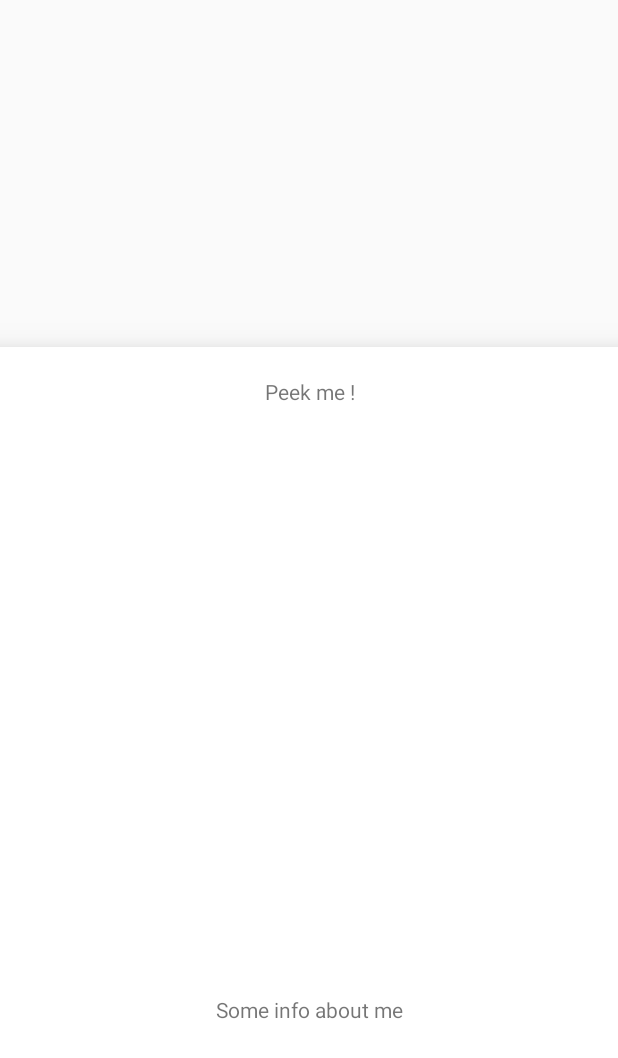
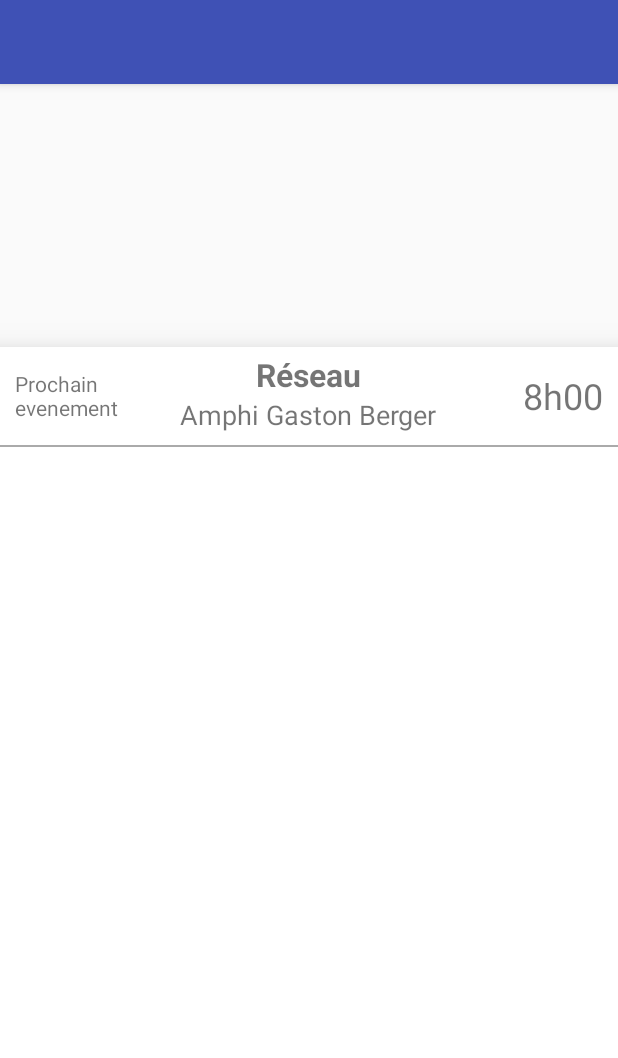
Before and after one commit to lhexanome/Agenda-3000, an Android app: the layout activity_main.xml on its own in the app's theme, with its tools: preview values and no code run, on a phone screen of 412 x 824 dp. Shown: the top 1058 px of the screen. Run offline under Robolectric (Android 15) with nearby library versions, the phone set to English and light mode, and no system bars.

Commit message:
Complete bottom sheet Add navigation drawer (the swipe works but not the button)

```diff
--- a/app/src/main/java/lhexanome/agenda3000/MainActivity.java
+++ b/app/src/main/java/lhexanome/agenda3000/MainActivity.java
@@ -1,28 +1,57 @@
 package lhexanome.agenda3000;
 
 import android.os.Bundle;
+import android.support.annotation.Nullable;
 import android.support.design.widget.BottomSheetBehavior;
+import android.support.v4.widget.DrawerLayout;
+import android.support.v7.app.ActionBarDrawerToggle;
 import android.support.v7.app.AppCompatActivity;
 import android.view.Menu;
 import android.view.MenuInflater;
 import android.view.MenuItem;
+import android.view.View;
 import android.widget.LinearLayout;
+import android.widget.Toolbar;
 
 import com.alamkanak.weekview.MonthLoader;
 import com.alamkanak.weekview.WeekView;
 import com.alamkanak.weekview.WeekViewEvent;
 
+import java.text.SimpleDateFormat;
 import java.util.ArrayList;
+import java.util.Calendar;
 import java.util.List;
+import java.util.Locale;
 
 public class MainActivity extends AppCompatActivity {
 
     private WeekView mWeekView;
 
+    private DrawerLayout mDrawerLayout;
+
+    private ActionBarDrawerToggle mDrawerToggle;
+
     @Override
     protected void onCreate(Bundle savedInstanceState) {
         super.onCreate(savedInstanceState);
         setContentView(R.layout.activity_main);
+
+        Toolbar toolbar = findViewById(R.id.toolbar);
+        setActionBar(toolbar);
+
+        mDrawerLayout = findViewById(R.id.drawer_layout);
+        mDrawerToggle = new ActionBarDrawerToggle(
+                this,                  /* host Activity */
+                mDrawerLayout,         /* DrawerLayout object */
+                R.string.drawer_open,  /* "open drawer" description */
+                R.string.drawer_close  /* "close drawer" description */
+        );
+
+        // Set the drawer toggle as the DrawerListener
+        mDrawerLayout.addDrawerListener(mDrawerToggle);
+
+        getActionBar().setDisplayHomeAsUpEnabled(true);
+        getActionBar().setHomeButtonEnabled(true);
 
         mWeekView = findViewById(R.id.weekView);
 
@@ -33,11 +62,28 @@ public class MainActivity extends AppCompatActivity {
             }
         });
 
+        mWeekView.setScrollListener(new WeekView.ScrollListener() {
+            @Override
+            public void onFirstVisibleDayChanged(Calendar newFirstVisibleDay, Calendar oldFirstVisibleDay) {
+                String weekTitle = getResources().getString(R.string.week_title);
+                int weekNum = newFirstVisibleDay.get(Calendar.WEEK_OF_YEAR);
+
+                getActionBar().setTitle(weekTitle + " N°" + weekNum);
+            }
+        });
+
         LinearLayout bottomSheetViewgroup = findViewById(R.id.bottom_sheet);
         BottomSheetBehavior bottomSheetBehavior = BottomSheetBehavior.from(bottomSheetViewgroup);
 
         bottomSheetBehavior.setState(BottomSheetBehavior.STATE_SETTLING);
         bottomSheetBehavior.setPeekHeight(getResources().getDimensionPixelSize(R.dimen.bottom_sheet_peekable_height));
+    }
+
+
+    @Override
+    protected void onPostCreate(@Nullable Bundle savedInstanceState) {
+        super.onPostCreate(savedInstanceState);
+        mDrawerToggle.syncState();
     }
 
     @Override
--- /dev/null
+++ b/app/src/main/res/drawable/ic_menu_black_24dp.xml
@@ -0,0 +1,9 @@
+<vector xmlns:android="http://schemas.android.com/apk/res/android"
+        android:width="24dp"
+        android:height="24dp"
+        android:viewportWidth="24.0"
+        android:viewportHeight="24.0">
+    <path
+        android:fillColor="#FF000000"
+        android:pathData="M3,18h18v-2L3,16v2zM3,13h18v-2L3,11v2zM3,6v2h18L21,6L3,6z"/>
+</vector>
--- a/app/src/main/res/layout/activity_main.xml
+++ b/app/src/main/res/layout/activity_main.xml
@@ -1,11 +1,26 @@
 <?xml version="1.0" encoding="utf-8"?>
-<android.support.design.widget.CoordinatorLayout xmlns:android="http://schemas.android.com/apk/res/android"
+
+<android.support.v4.widget.DrawerLayout xmlns:android="http://schemas.android.com/apk/res/android"
     xmlns:app="http://schemas.android.com/apk/res-auto"
     xmlns:tools="http://schemas.android.com/tools"
+    android:id="@+id/drawer_layout"
+    android:layout_width="match_parent"
+    android:layout_height="match_parent">
+    <!-- The main content view -->
+    <android.support.design.widget.CoordinatorLayout
         android:id="@+id/container"
         android:layout_width="match_parent"
         android:layout_height="match_parent"
         tools:context="lhexanome.agenda3000.MainActivity">
+
+        <Toolbar
+            android:id="@+id/toolbar"
+            android:layout_width="match_parent"
+            android:layout_height="?attr/actionBarSize"
+            android:background="?attr/colorPrimary"
+            android:elevation="4dp"
+            android:theme="@style/ThemeOverlay.AppCompat.ActionBar"
+            app:popupTheme="@style/ThemeOverlay.AppCompat.Light" />
 
         <include layout="@layout/content_main" />
 
@@ -13,3 +28,13 @@
         <include layout="@layout/bottom_sheet" />
 
     </android.support.design.widget.CoordinatorLayout>
+
+
+    <!-- The navigation drawer -->
+    <android.support.design.widget.NavigationView
+        android:id="@+id/navigation"
+        android:layout_width="wrap_content"
+        android:layout_height="match_parent"
+        android:layout_gravity="start"
+        app:menu="@menu/navigation_drawer_menu" />
+</android.support.v4.widget.DrawerLayout>
--- a/app/src/main/res/layout/bottom_sheet.xml
+++ b/app/src/main/res/layout/bottom_sheet.xml
@@ -9,17 +9,67 @@
     android:orientation="vertical"
     app:layout_behavior="@string/bottom_sheet_behavior">
 
-    <TextView
+    <RelativeLayout
         android:layout_width="match_parent"
-        android:layout_height="@dimen/bottom_sheet_peekable_height"
-        android:gravity="center"
-        android:text="@string/bottom_sheet_peek" />
+        android:layout_height="@dimen/bottom_sheet_peekable_height">
 
-    <TextView
+        <TextView
+            android:id="@+id/eventNameTextView"
+            android:layout_width="wrap_content"
+            android:layout_height="wrap_content"
+            android:layout_alignParentTop="true"
+            android:layout_centerHorizontal="true"
+            android:layout_marginTop="4dp"
+            android:text="@string/event_name"
+            android:textAlignment="center"
+            android:textSize="21sp"
+            android:textStyle="bold" />
+
+        <TextView
+            android:id="@+id/eventLocationTextView"
+            android:layout_width="wrap_content"
+            android:layout_height="wrap_content"
+            android:layout_below="@+id/eventNameTextView"
+            android:layout_centerHorizontal="true"
+            android:gravity="center_vertical"
+            android:text="@string/event_location"
+            android:textAlignment="center"
+            android:textSize="18sp" />
+
+        <TextView
+            android:id="@+id/eventStartTextView"
+            android:layout_width="wrap_content"
+            android:layout_height="wrap_content"
+            android:layout_alignParentEnd="true"
+            android:layout_centerVertical="true"
+            android:layout_marginEnd="10dp"
+            android:text="@string/event_start"
+            android:textSize="24sp" />
+
+        <TextView
+            android:id="@+id/bottomSheetTitle"
+            android:layout_width="wrap_content"
+            android:layout_height="wrap_content"
+            android:layout_centerVertical="true"
+            android:layout_marginStart="10dp"
+            android:layout_toStartOf="@+id/eventLocationTextView"
+            android:text="@string/bottom_sheet_title" />
+    </RelativeLayout>
+
+    <LinearLayout
         android:layout_width="match_parent"
         android:layout_height="match_parent"
-        android:gravity="center"
-        android:text="@string/bottom_sheet_content" />
+        android:orientation="horizontal">
 
+        <View
+            android:layout_width="match_parent"
+            android:layout_height="1dp"
+            android:background="@android:color/darker_gray" />
 
+        <TextView
+            android:layout_width="match_parent"
+            android:layout_height="match_parent"
+            android:gravity="center"
+            android:text="@string/bottom_sheet_content" />
+    </LinearLayout>
 </LinearLayout>
--- /dev/null
+++ b/app/src/main/res/menu/navigation_drawer_menu.xml
@@ -0,0 +1,11 @@
+<?xml version="1.0" encoding="utf-8"?>
+<menu xmlns:android="http://schemas.android.com/apk/res/android">
+
+    <group>
+        <item android:title="@string/week_view_button" />
+    </group>
+    <group>
+        <item android:checkable="true"
+            android:title="@string/notifications_button" />
+    </group>
+</menu>
--- a/app/src/main/res/values/dimens.xml
+++ b/app/src/main/res/values/dimens.xml
@@ -2,6 +2,6 @@
     <!-- Default screen margins, per the Android Design guidelines. -->
     <dimen name="activity_horizontal_margin">16dp</dimen>
     <dimen name="activity_vertical_margin">16dp</dimen>
-    <dimen name="bottom_sheet_peekable_height">60dp</dimen>
+    <dimen name="bottom_sheet_peekable_height">65dp</dimen>
     <dimen name="fab_size">56dp</dimen>
 </resources>
--- a/app/src/main/res/values/strings.xml
+++ b/app/src/main/res/values/strings.xml
@@ -6,4 +6,13 @@
     <string name="bottom_sheet_peek">Peek me !</string>
     <string name="bottom_sheet_content">Some info about me</string>
     <string name="title_today">Today</string>
+    <string name="event_name">Réseau</string>
+    <string name="event_location">Amphi Gaston Berger</string>
+    <string name="event_start">8h00</string>
+    <string name="bottom_sheet_title">Prochain evenement</string>
+    <string name="drawer_open">Agenda\'s drawer</string>
+    <string name="drawer_close">Agenda 3000</string>
+    <string name="week_title">Week</string>
+    <string name="week_view_button">Vue semaine</string>
+    <string name="notifications_button">Notifications</string>
 </resources>
--- a/app/src/main/res/values/styles.xml
+++ b/app/src/main/res/values/styles.xml
@@ -1,7 +1,7 @@
 <resources>
 
     <!-- Base application theme. -->
-    <style name="AppTheme" parent="Theme.AppCompat.Light.DarkActionBar">
+    <style name="AppTheme" parent="Theme.AppCompat.Light.NoActionBar">
         <!-- Customize your theme here. -->
         <item name="colorPrimary">@color/colorPrimary</item>
         <item name="colorPrimaryDark">@color/colorPrimaryDark</item>
```
Also changed, not shown: 1 other file. Lines whose indentation alone changed are shown as unchanged.
